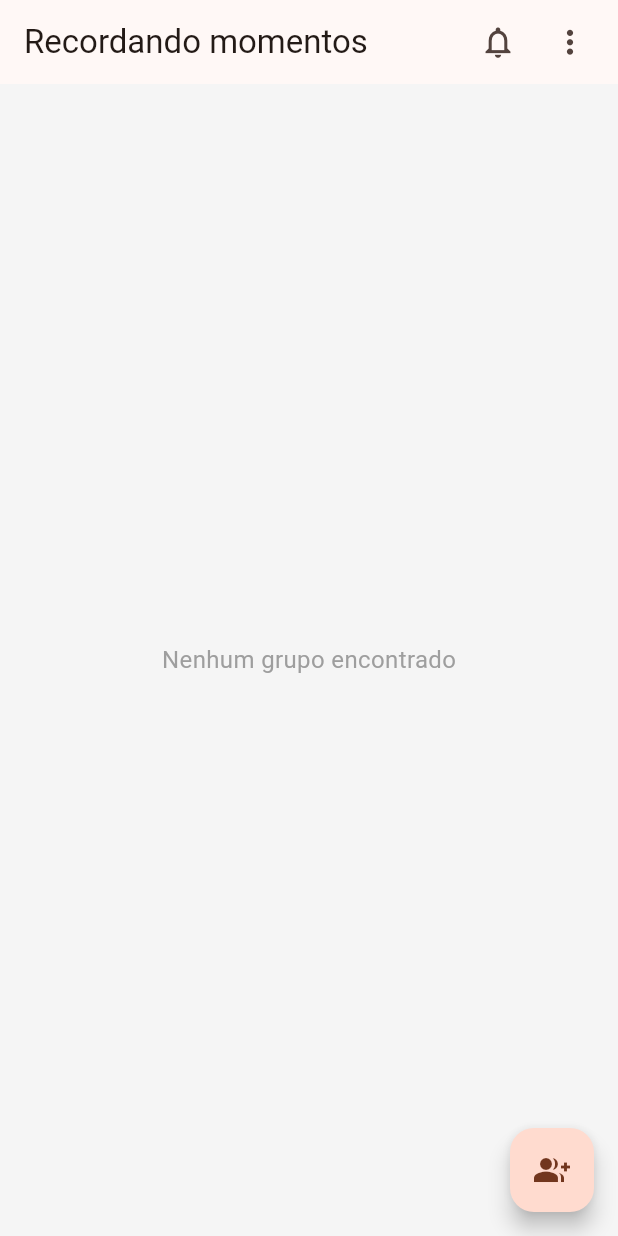
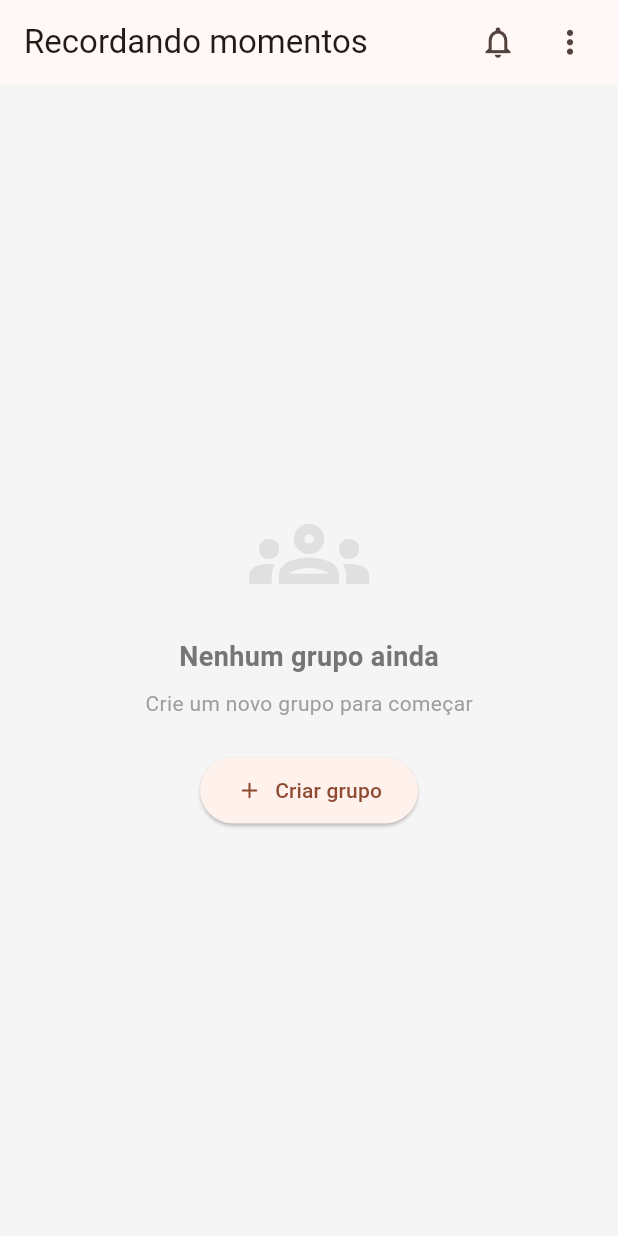
Before and after one commit to ViniciusFazolo/tcc-flutter, a Flutter app: the Home screen opened directly, on a phone screen of 412 x 824 dp. Run offline on Flutter 3.47's test engine with Material 3 defaults, Android fonts, the phone set to English and light mode, and no system bars; our stand-ins replace camera, image_picker, mask_text_input_formatter, permission_handler, shared_preferences; accounts and stored records are empty; network calls fail.

Commit message:
feat: adiciona texto amigável para criar novo grupo na tela home quando não há grupos

```diff
--- a/lib/pages/home.dart
+++ b/lib/pages/home.dart
@@ -100,7 +100,9 @@ class _HomeState extends State<Home> {
           ),
         ],
       ),
-      floatingActionButton: FloatingActionButton(
+      floatingActionButton:
+        controller.groups.isNotEmpty ?
+          FloatingActionButton(
             child: Icon(Icons.group_add),
             onPressed: () async {
               final wasCreated = await controller.goToNewGroup(context);
@@ -110,18 +112,14 @@ class _HomeState extends State<Home> {
                 setState(() {});
               }
             },
-      ),
+          )
+          : null,
       body: Container(
         color: Colors.grey[100],
         width: double.infinity,
         padding: const EdgeInsets.all(8),
         child: controller.groups.isEmpty
-            ? const Center(
-                child: Text(
-                  'Nenhum grupo encontrado',
-                  style: TextStyle(fontSize: 16, color: Colors.grey),
-                ),
-              )
+            ? _buildEmptyState()
             : SizedBox(
                 height: double.infinity,
                 child: SingleChildScrollView(
@@ -158,4 +156,47 @@ class _HomeState extends State<Home> {
       ),
     );
   }
+
+  Widget _buildEmptyState() {
+    return Center(
+      child: Column(
+        mainAxisAlignment: MainAxisAlignment.center,
+        children: [
+          Icon(Icons.groups_outlined, size: 80, color: Colors.grey[300]),
+          const SizedBox(height: 16),
+          Text(
+            'Nenhum grupo ainda',
+            style: TextStyle(
+              fontSize: 18,
+              fontWeight: FontWeight.w600,
+              color: Colors.grey[600],
+            ),
+          ),
+          const SizedBox(height: 8),
+          Text(
+            'Crie um novo grupo para começar',
+            style: TextStyle(fontSize: 14, color: Colors.grey[500]),
+          ),
+          const SizedBox(height: 24),
+          ElevatedButton.icon(
+            onPressed: () async {
+              final wasCreated = await controller.goToNewGroup(context);
+              if (wasCreated) {
+                await controller.fetchGroupsByUserId();
+                setState(() {});
               }
+            },
+            icon: const Icon(Icons.add_rounded),
+            label: const Text('Criar grupo'),
+            style: ElevatedButton.styleFrom(
+              padding: const EdgeInsets.symmetric(horizontal: 24, vertical: 12),
+              shape: RoundedRectangleBorder(
+                borderRadius: BorderRadius.circular(24),
+              ),
+            ),
+          ),
+        ],
+      ),
+    );
+  }
+}
```
Lines whose indentation alone changed are shown as unchanged.
